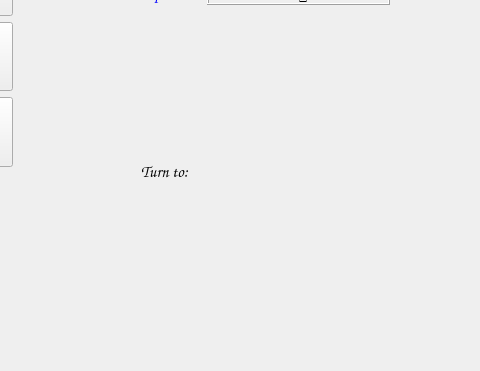
Old version of the form AdvanceWars/mainwindow.ui in the repository ulb-be-pauleroy/QtCuteSmart_Advance_Wars; both pictures show x 810 to 1290 and y 128 to 499 of the 1415 by 499 pixel window.
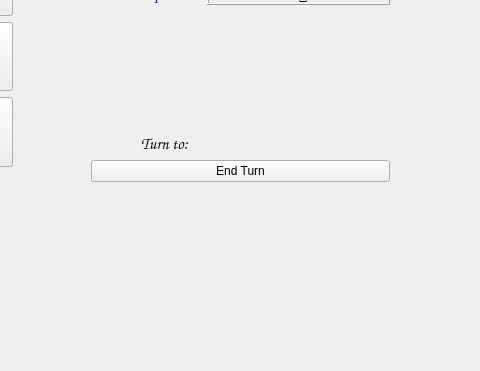
New version of the form.

Commit message: implement endTurnButton

```diff
--- a/AdvanceWars/mainwindow.ui
+++ b/AdvanceWars/mainwindow.ui
@@ -815,6 +815,13 @@
        </item>
       </layout>
      </item>
+     <item>
+      <widget class="QPushButton" name="endTurnButton">
+       <property name="text">
+        <string>End Turn</string>
+       </property>
+      </widget>
+     </item>
     </layout>
    </widget>
   </widget>
```
The commit also changes 3 other files.
